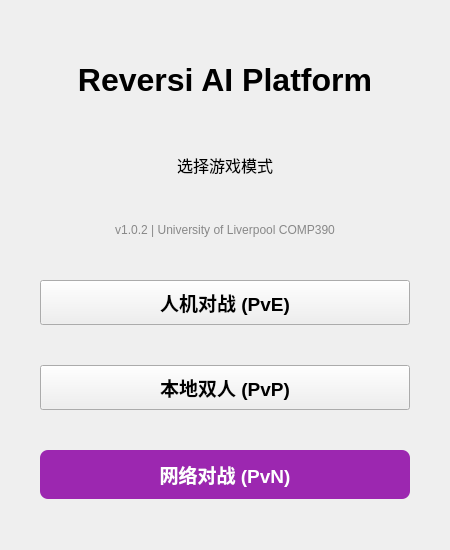
Before: the Qt Designer form ui/menuwindow.ui in Apoxtq/ReversiAI_Platform, drawn with Qt 5.
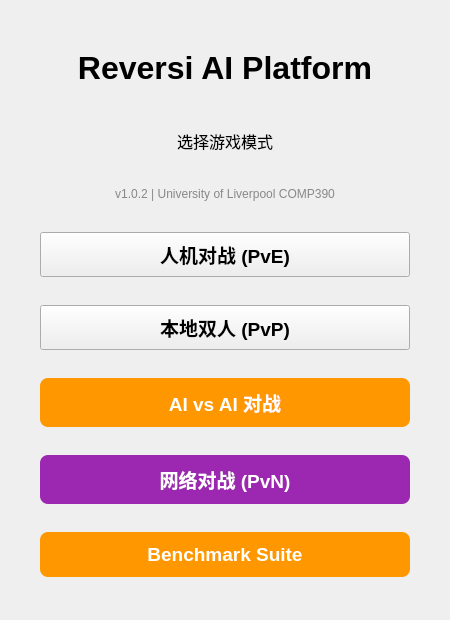
After: the same form once the commit is applied. Icons and pictures are not drawn.

Diff of the .ui file:
```diff
--- a/ui/menuwindow.ui
+++ b/ui/menuwindow.ui
@@ -13,13 +13,13 @@
   <property name="minimumSize">
    <size>
     <width>450</width>
-    <height>550</height>
+    <height>620</height>
    </size>
   </property>
   <property name="maximumSize">
    <size>
     <width>450</width>
-    <height>550</height>
+    <height>620</height>
    </size>
   </property>
   <property name="windowTitle">
@@ -185,6 +185,46 @@
       </property>
      </widget>
     </item>
+    <item>
+     <widget class="QPushButton" name="aiVsAiButton">
+      <property name="minimumSize">
+       <size>
+        <width>0</width>
+        <height>45</height>
+       </size>
+      </property>
+      <property name="font">
+       <font>
+        <pointsize>14</pointsize>
+        <weight>75</weight>
+        <bold>true</bold>
+       </font>
+      </property>
+      <property name="text">
+       <string>AI vs AI 对战</string>
+      </property>
+      <property name="iconSize">
+       <size>
+        <width>24</width>
+        <height>24</height>
+       </size>
+      </property>
+      <property name="styleSheet">
+       <string notr="true">QPushButton {
+    background-color: #FF9800;
+    color: white;
+    border-radius: 8px;
+    padding: 10px;
+}
+QPushButton:hover {
+    background-color: #F57C00;
+}
+QPushButton:pressed {
+    background-color: #EF6C00;
+}</string>
+      </property>
+     </widget>
+    </item>
     <item>
      <widget class="QPushButton" name="networkButton">
       <property name="minimumSize">
@@ -225,6 +265,46 @@
       </property>
      </widget>
     </item>
+    <item>
+     <widget class="QPushButton" name="benchmarkButton">
+      <property name="minimumSize">
+       <size>
+        <width>0</width>
+        <height>45</height>
+       </size>
+      </property>
+      <property name="font">
+       <font>
+        <pointsize>14</pointsize>
+        <weight>75</weight>
+        <bold>true</bold>
+       </font>
+      </property>
+      <property name="text">
+       <string>Benchmark Suite</string>
+      </property>
+      <property name="iconSize">
+       <size>
+        <width>24</width>
+        <height>24</height>
+       </size>
+      </property>
+      <property name="styleSheet">
+       <string notr="true">QPushButton {
+    background-color: #FF9800;
+    color: white;
+    border-radius: 8px;
+    padding: 10px;
+}
+QPushButton:hover {
+    background-color: #F57C00;
+}
+QPushButton:pressed {
+    background-color: #EF6C00;
+}</string>
+      </property>
+     </widget>
+    </item>
    </layout>
   </widget>
   <widget class="QMenuBar" name="menuBar">
```
